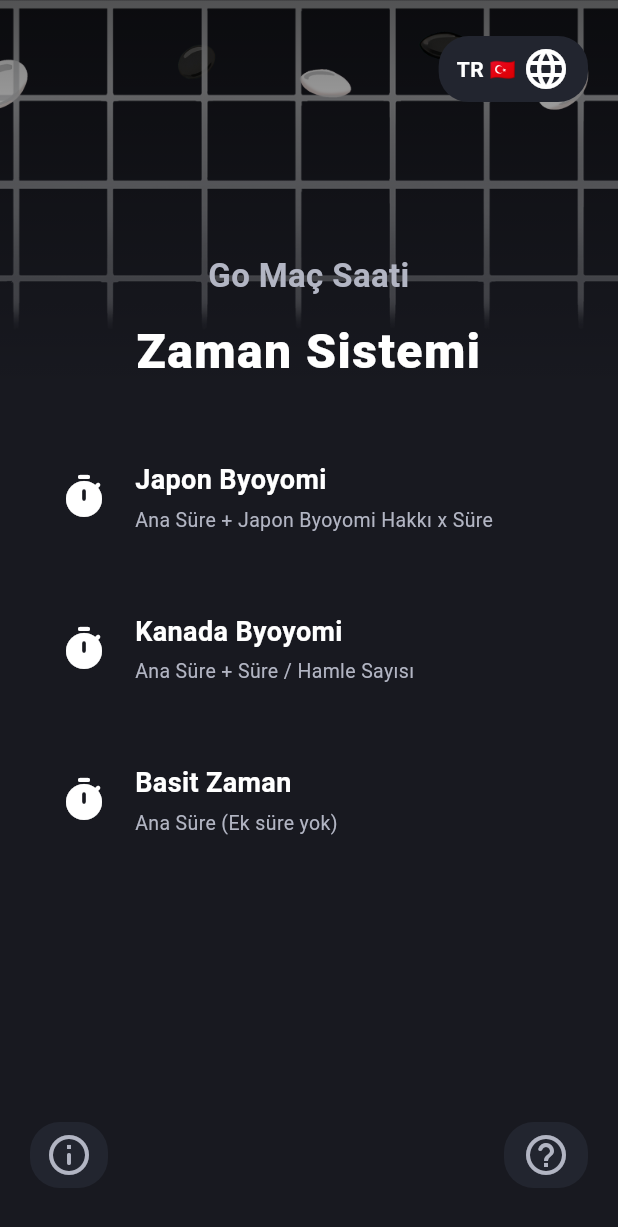
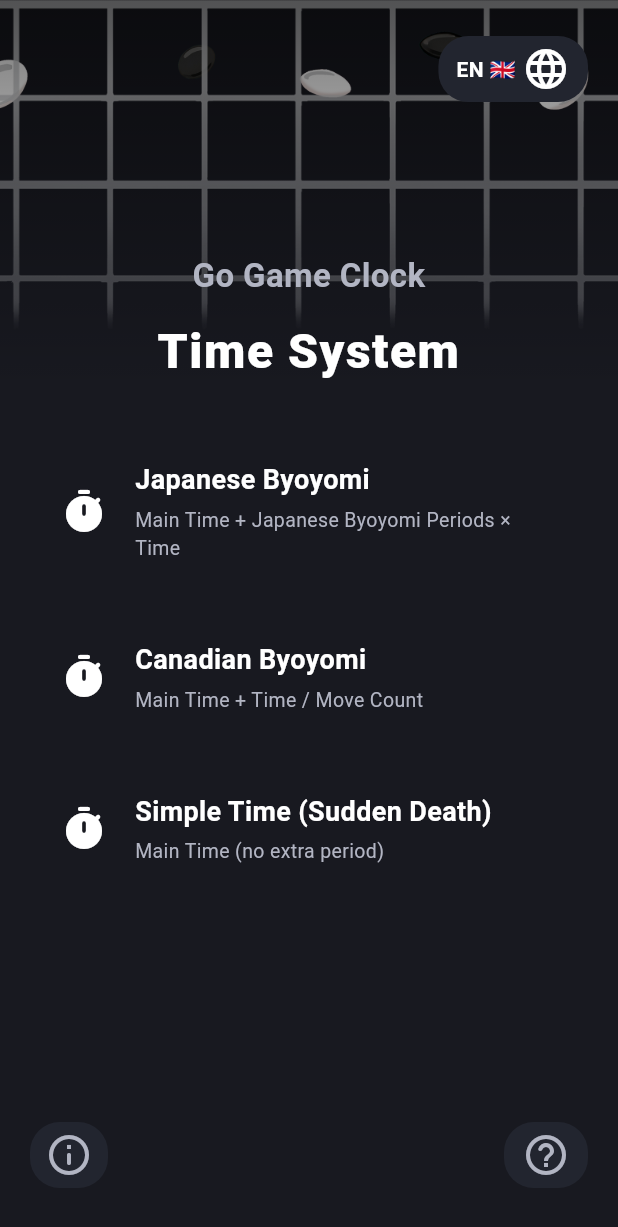
Before and after one commit to kececibora/gotimer, a Flutter app: the screen it shows after launch, on a phone screen of 412 x 824 dp. Shown: the top 1227 px of the screen. Run offline on Flutter 3.47's test engine with Material 3 defaults, Android fonts, the phone set to English and light mode, and no system bars.

Commit message:
fix: Update default language to English and modify simple time title for clarity

```diff
--- a/lib/translate/translate.dart
+++ b/lib/translate/translate.dart
@@ -105,7 +105,7 @@ class AppStrings {
       'canadaTitle': 'Canadian Byoyomi',
       'canadaDesc': 'Main Time + Time / Move Count',
 
-      'simpleTitle': 'Simple Time',
+      'simpleTitle': 'Simple Time (Sudden Death)',
       'simpleDesc': 'Main Time (no extra period)',
 
       'settingsDifferent': 'Use Different Settings',
--- a/lib/widgets/change_lang_widgets.dart
+++ b/lib/widgets/change_lang_widgets.dart
@@ -6,7 +6,7 @@ import 'package:gotimer/ui/app_colors.dart';
 import 'package:gotimer/ui/app_dimens.dart';
 
 class AppLanguage {
-  static final ValueNotifier<String> notifier = ValueNotifier<String>('tr');
+  static final ValueNotifier<String> notifier = ValueNotifier<String>('en');
 
   static String get current => notifier.value;
 
```
